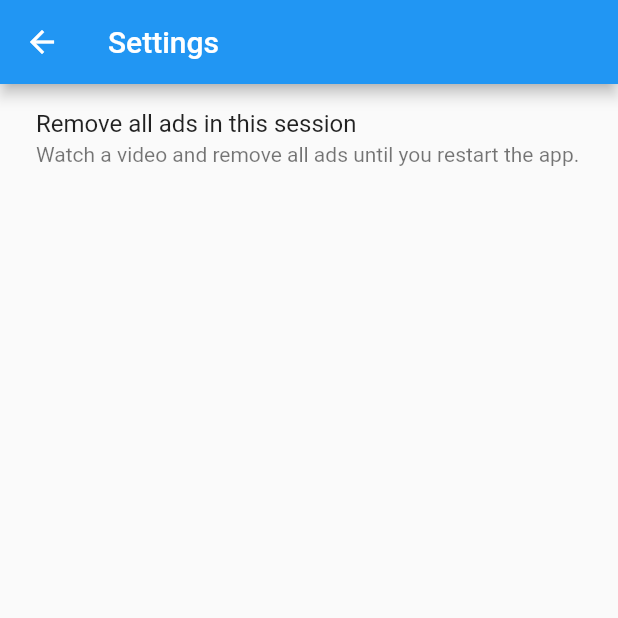
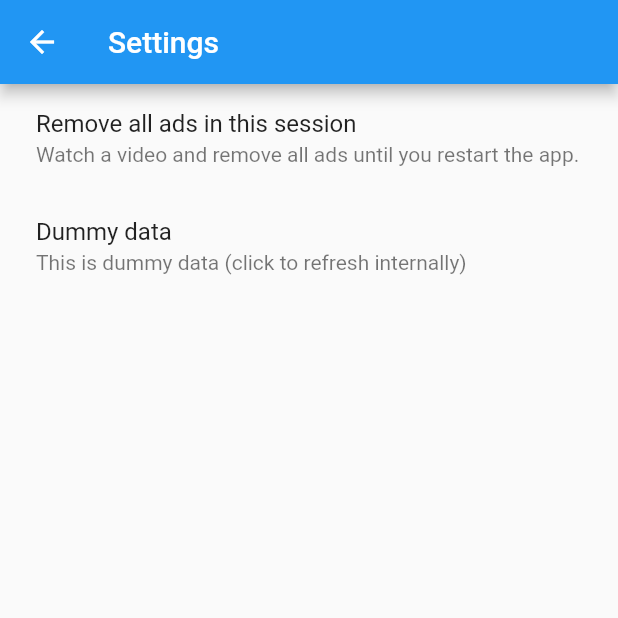
Before and after one commit to benjamin-kraatz/async_manager, a Flutter app: the screen it shows after launch, after a tap on the "settings" icon, on a phone screen of 412 x 824 dp, the top half of it. Run offline on Flutter 3.47's test engine with Material 2 defaults, Android fonts, the light colour scheme and no system bars.

Commit message:
Added information to AsyncNotificationWidgetBuilder

```diff
--- a/example/lib/main.dart
+++ b/example/lib/main.dart
@@ -56,8 +56,11 @@ class _HomeScreenPageState extends State<HomeScreenPage> {
       body: Center(
         child: Column(
           children: <Widget>[
-            Text(
-                'Here you can see if any operation is running, and information about'),
+            Padding(
+              padding: const EdgeInsets.all(8.0),
+              child: Text(
+                  'Here you can see if any operation is running, and information about'),
+            ),
             SizedBox(
               height: 12,
             ),
@@ -76,7 +79,7 @@ class _HomeScreenPageState extends State<HomeScreenPage> {
   Widget _buildNotificationWidget(String key) {
     return AsyncNotificationWidget(
       hookKey: AsyncManagerKey(key),
-      child: (state, info) {
+      child: (state, info, manager) {
         return state
             ? Column(
                 children: <Widget>[
@@ -85,7 +88,21 @@ class _HomeScreenPageState extends State<HomeScreenPage> {
                     info.description,
                     style: TextStyle(fontSize: 12.0, color: Colors.grey),
                   ),
-                ],
+                  SizedBox(
+                    height: 12.0,
+                  ),
+                ]..addAll([
+                    if (manager.operationActions != null &&
+                        manager.operationActions.length > 0)
+                      for (OperationAction a in manager.operationActions)
+                        RaisedButton(
+                          shape: RoundedRectangleBorder(),
+                          child: Text('Need your patience!'),
+                          onPressed: () {
+                            a.showOperationAction();
+                          },
+                        )
+                  ]),
               )
             : Container();
       },
@@ -101,6 +118,15 @@ class SettingsPage extends StatefulWidget {
 }
 
 class _SettingsPageState extends State<SettingsPage> {
+  bool isOnScreen = true;
+
+  @override
+  void dispose() {
+    isOnScreen = false;
+
+    super.dispose();
+  }
+
   @override
   Widget build(BuildContext context) {
     return Scaffold(
@@ -116,10 +142,61 @@ class _SettingsPageState extends State<SettingsPage> {
               subtitle: Text(
                   'Watch a video and remove all ads until you restart the app.'),
               onTap: _createAsyncManagerAdRemove,
-            )
+            ),
+            AsyncManagerWidget(
+                manager: _createAsyncManagerRefreshData(),
+                instantLoad: false,
+                builder: (amw, operationInfo, manager) {
+                  return ListTile(
+                    title: Text(operationInfo.title),
+                    subtitle: Text(operationInfo.description),
+                    onTap: () {
+                      amw.runOperation();
+                    },
+                    trailing: operationInfo.state == OperationState.Started
+                        ? CircularProgressIndicator()
+                        : null,
+                  );
+                }),
           ],
         ),
       ),
+    );
+  }
+
+  AsyncManager _createAsyncManagerRefreshData() {
+    return AsyncManager(
+      operation: (aman) {
+        return Future.delayed(Duration(seconds: 2)).then((_) {
+          aman.notifyOperationInfo(
+            OperationInfo(
+              title: 'Only a few bytes',
+              description: 'We are not done yet.',
+            ),
+          );
+          return Future.delayed(Duration(seconds: 3)).then((_) {
+            aman.notifyOperationInfo(
+              OperationInfo(
+                title: 'Just a few seconds.',
+                description: 'The data is processed by us.',
+              ),
+            );
+
+            return Future.delayed(Duration(seconds: 4)).then((_) {
+              aman.notifyOperationInfo(
+                OperationInfo(
+                  title: 'Here is your data',
+                  description: 'Here is your new dummy data.',
+                ),
+              );
+              return OperationInfo();
+            });
+          });
+        });
+      },
+      operationInfo: OperationInfo(
+          title: "Dummy data",
+          description: 'This is dummy data (click to refresh internally)'),
     );
   }
 
@@ -156,13 +233,27 @@ class _SettingsPageState extends State<SettingsPage> {
         );
 
         //fire action to let the user watch the ad IF NOT ON SETTINGS SCREEN.
-        aman.notifyOperationAction(OperationAction(
+        //but if on screen and the ads are displayed, the operation will automatically
+        //be hidden from all anchors.
+        //first, check if on screen to not display the action.
+        if (isOnScreen) {
+          return OperationInfo();
+        }
+        aman.notifyOperationAction(
+          OperationAction(
             description: 'The ad was loaded. You can now watch the ad.',
-            operation: (aman) async {
-              //Display the ad...
-              _showAdDummy();
+            asyncManager: aman,
+            operation: (_) async {
+              //the user interacted with an operation action.
+              //here, you can display a dialog or snackbar.
+              await Future.doWhile(() {
+                //this is just a dummy future
+                return false;
+              });
               return OperationInfo();
-            }));
+            },
+          ),
+        );
 
         return OperationInfo();
       });
@@ -170,6 +261,6 @@ class _SettingsPageState extends State<SettingsPage> {
   }
 
   void _showAdDummy() {
-    print("Ad is now being displayed.");
+    print("Ad is now being displayed ");
   }
 }
--- a/lib/async_manager.dart
+++ b/lib/async_manager.dart
@@ -8,7 +8,7 @@ import 'package:flutter/widgets.dart';
 
 import 'anchor.dart';
 
-enum OperationState { Done, Error, Unknown }
+enum OperationState { Started, Done, Error, Unknown }
 
 class OperationStateInfo {
   final OperationState opState;
@@ -24,6 +24,7 @@ typedef OperationNotifier = void Function(OperationInfo info);
 /// up in the [AsyncManager]
 class OperationInfo {
   final String title, description;
+  OperationState state;
 
   OperationInfo({this.title, this.description});
 }
@@ -161,6 +162,7 @@ class AsyncManager {
     //if (operationNotifier != null) operationNotifier(newInfo);
 
     operationInfo = newInfo;
+    operationInfo.state = OperationState.Started;
     print('AsyncManager: set new operationInfo: ${operationInfo.description}');
 
     _notifyAnchors(newInfo);
@@ -177,6 +179,7 @@ class AsyncManager {
 
   void _runOperation() {
     _informAnchors(true);
+    operationInfo.state = OperationState.Started;
     operation(this).then((c) {
       _operationDone();
     }).catchError((err) {
@@ -197,6 +200,8 @@ class AsyncManager {
       print("ASYNCOP: There's another operationaction!");
       return;
     }
+
+    operationInfo.state = OperationState.Done;
     _removeInstance();
     _informAnchors(false);
     if (!_completer.isCompleted)
@@ -207,6 +212,7 @@ class AsyncManager {
 
   void _operationError({bool complete = true}) {
     if (complete) {
+      operationInfo.state = OperationState.Error;
       _removeInstance();
       _informAnchors(false);
       if (!_completer.isCompleted)
--- a/lib/async_manager_widget.dart
+++ b/lib/async_manager_widget.dart
@@ -3,9 +3,10 @@ import 'package:async_manager/async_manager.dart';
 import 'package:flutter/scheduler.dart';
 import 'package:flutter/widgets.dart';
 
-typedef AsyncManagerBuilder = Widget Function(OperationInfo info);
+typedef AsyncManagerBuilder = Widget Function(_AsyncManagerWidgetState amwidget,
+    OperationInfo info, AsyncManager manager);
 typedef AsyncManagerNotificationBuilder = Widget Function(
-    bool containsAchor, OperationInfo operationInfo);
+    bool containsAchor, OperationInfo operationInfo, AsyncManager manager);
 
 class AsyncManagerKey {
   final String key;
@@ -16,11 +17,27 @@ class AsyncManagerKey {
 /// Use this widget to define an AsyncManager
 /// and build a widget tree based on the current
 /// state of operations run inside that manager.
+///
+/// The defined async manager is not added to the global
+/// container and therefore can only be accessed
+/// from inside the [builder].
+///
+/// ##HINT:
+/// This widget is still under development and should
+/// only be used in non-sensitive environment.
 class AsyncManagerWidget extends StatefulWidget {
   final AsyncManagerBuilder builder;
   final AsyncManager manager;
 
-  AsyncManagerWidget({@required this.manager, @required this.builder});
+  /// Define if you want manually start the manager (false),
+  /// or if it should be run on initState (true).
+  /// To manually start, call [runOperation] on this widget.
+  final bool instantLoad;
+
+  AsyncManagerWidget(
+      {@required this.manager,
+      @required this.builder,
+      @required this.instantLoad});
 
   @override
   _AsyncManagerWidgetState createState() => _AsyncManagerWidgetState();
@@ -29,7 +46,7 @@ class AsyncManagerWidget extends StatefulWidget {
 class _AsyncManagerWidgetState extends State<AsyncManagerWidget> {
   @override
   Widget build(BuildContext context) {
-    return widget.builder(widget.manager.operationInfo);
+    return widget.builder(this, widget.manager.operationInfo, widget.manager);
   }
 
   @override
@@ -38,8 +55,6 @@ class _AsyncManagerWidgetState extends State<AsyncManagerWidget> {
 
     widget.manager.markAsInternal(true);
 
-    SchedulerBinding.instance.addPostFrameCallback((_) {
-      widget.manager.runOperation();
     AsyncManager.registerAnchor(Anchor(
         operationActionNotifier: (opac) {
           if (!mounted) return;
@@ -55,6 +70,15 @@ class _AsyncManagerWidgetState extends State<AsyncManagerWidget> {
           if (!mounted) return;
           setState(() {});
         }));
+
+    if (!widget.instantLoad) return;
+
+    runOperation();
+  }
+
+  void runOperation() {
+    SchedulerBinding.instance.addPostFrameCallback((_) {
+      widget.manager.runOperation();
     });
   }
 }
@@ -87,12 +111,13 @@ class AsyncNotificationWidget extends StatefulWidget {
 class _AsyncNotificationWidgetState extends State<AsyncNotificationWidget> {
   bool contains = false;
   OperationInfo _opInfo;
+  AsyncManager _manager;
 
   @override
   Widget build(BuildContext context) {
     return Stack(
       children: <Widget>[
-        widget.child(contains, _opInfo),
+        widget.child(contains, _opInfo, _manager),
       ],
     );
   }
@@ -126,6 +151,7 @@ class _AsyncNotificationWidgetState extends State<AsyncNotificationWidget> {
           if (operation.hookKey.key == widget.hookKey.key) {
             contains = state;
             _opInfo = operation.operationInfo;
+            _manager = operation;
             return;
           }
         }
```
Lines whose indentation alone changed are shown as unchanged.
